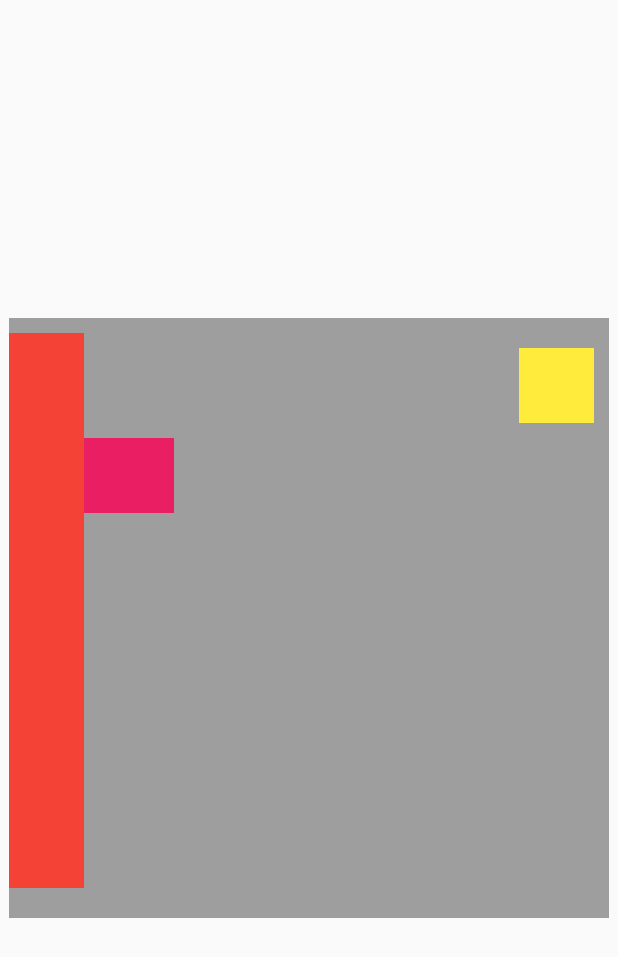
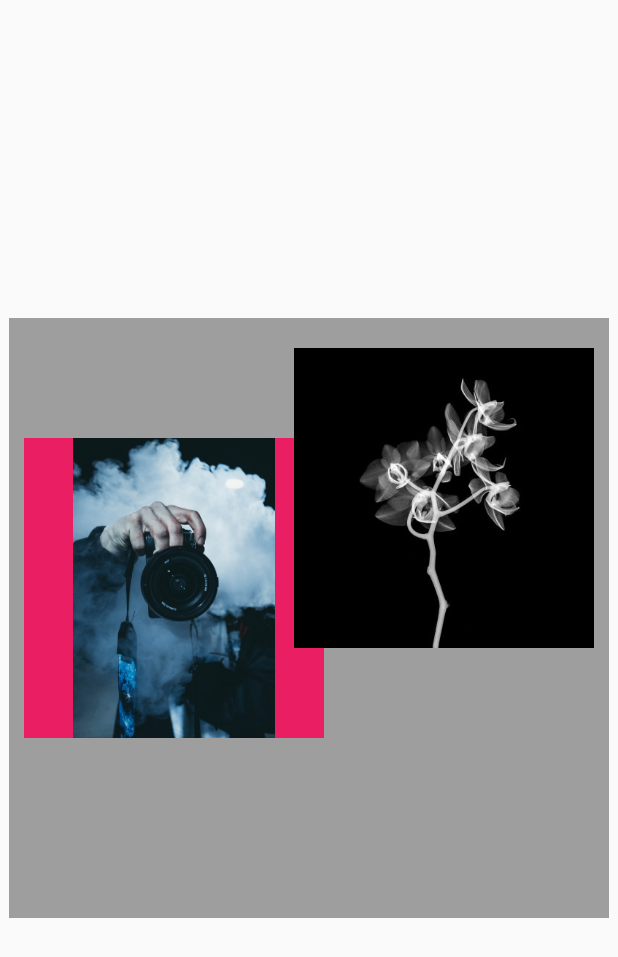
Before and after one commit to Geothomas1/Flutter.Dev, a Flutter app: the screen it shows after launch, on a phone screen of 412 x 824 dp. Shown: the top 957 px of the screen. Run offline on Flutter 3.47's test engine with Material 2 defaults, Android fonts, the phone set to English and light mode, and no system bars.

Commit message:
Image widget local

```diff
--- a/flutter_application_1/lib/widgets/stackWidget.dart
+++ b/flutter_application_1/lib/widgets/stackWidget.dart
@@ -14,27 +14,24 @@ class StackWidget extends StatelessWidget {
             left: 10,
             top: 80,
             child: Container(
-              width: 100,
-              height: 50,
+              width: 200,
+              height: 200,
               color: Colors.pink,
+              child: Image.asset("assets/img1.jpeg"),
             ),
           ),
           Positioned(
             right: 10,
             top: 20,
             child: Container(
-              width: 50,
-              height: 50,
+              width: 200,
+              height: 200,
               color: Colors.yellow,
-            ),
-          ),
-          Positioned(
-            top: 10,
-            bottom: 20,
-            child: Container(
-              width: 50,
-              height: 50,
-              color: Colors.red,
+              child: Image(
+                image: AssetImage(
+                  "assets/img2.jpg"
+                ),
+              ),
             ),
           ),
         ],
--- a/flutter_application_1/pubspec.yaml
+++ b/flutter_application_1/pubspec.yaml
@@ -45,9 +45,9 @@ flutter:
   uses-material-design: true
 
   # To add assets to your application, add an assets section, like this:
-  # assets:
-  #   - images/a_dot_burr.jpeg
-  #   - images/a_dot_ham.jpeg
+  assets:
+    - assets/img1.jpeg
+    - assets/img2.jpg
 
   # An image asset can refer to one or more resolution-specific "variants", see
   # https://flutter.dev/assets-and-images/#resolution-aware.
```
Also changed, not shown: flutter_application_1/assets/img1.jpeg (added), flutter_application_1/assets/img2.jpg (added).
